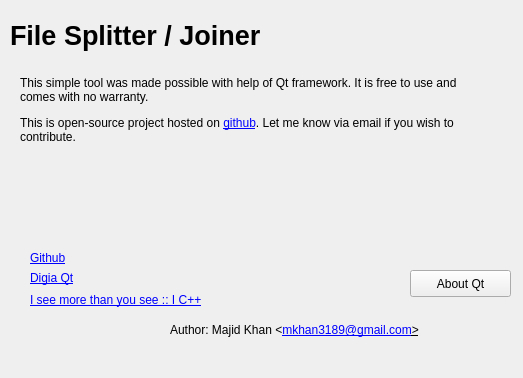
Qt form samples/Qt/file-splitter-joiner/about.ui (abumq/easyloggingpp) before a commit.
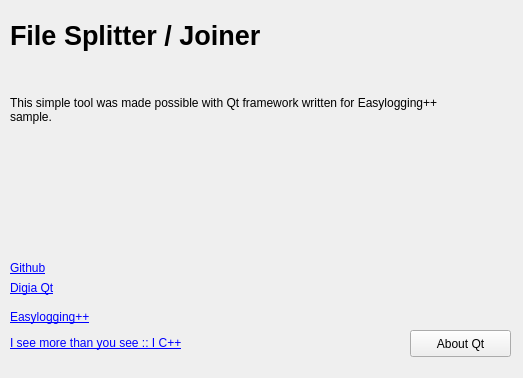
The same form after that commit.

Patch:
```diff
--- a/samples/Qt/file-splitter-joiner/about.ui
+++ b/samples/Qt/file-splitter-joiner/about.ui
@@ -36,34 +36,34 @@
   <widget class="QLabel" name="label">
    <property name="geometry">
     <rect>
-     <x>30</x>
-     <y>290</y>
+     <x>10</x>
+     <y>300</y>
      <width>221</width>
-     <height>20</height>
+     <height>61</height>
     </rect>
    </property>
    <property name="text">
-    <string>&lt;html&gt;&lt;head/&gt;&lt;body&gt;&lt;p&gt;&lt;a href=&quot;http://www.icplusplus.com&quot;&gt;&lt;span style=&quot; text-decoration: underline; color:#0000ff;&quot;&gt;I see more than you see :: I C++&lt;/span&gt;&lt;/a&gt;&lt;/p&gt;&lt;/body&gt;&lt;/html&gt;</string>
+    <string>&lt;html&gt;&lt;head/&gt;&lt;body&gt;&lt;p&gt;&lt;a href=&quot;http://easylogging.org&quot;&gt;&lt;span style=&quot; text-decoration: underline; color:#0000ff;&quot;&gt;Easylogging++&lt;/span&gt;&lt;/a&gt;&lt;/p&gt;&lt;p&gt;&lt;a href=&quot;http://icplusplus.com&quot;&gt;&lt;span style=&quot; text-decoration: underline; color:#0000ff;&quot;&gt;I see more than you see :: I C++&lt;/span&gt;&lt;/a&gt;&lt;/p&gt;&lt;/body&gt;&lt;/html&gt;</string>
    </property>
   </widget>
   <widget class="QLabel" name="label_2">
    <property name="geometry">
     <rect>
-     <x>30</x>
-     <y>250</y>
+     <x>10</x>
+     <y>260</y>
      <width>61</width>
      <height>17</height>
     </rect>
    </property>
    <property name="text">
-    <string>&lt;html&gt;&lt;head/&gt;&lt;body&gt;&lt;p&gt;&lt;a href=&quot;https://www.github.com/mkhan3189/file-splitter-joiner/&quot;&gt;&lt;span style=&quot; text-decoration: underline; color:#0000ff;&quot;&gt;Github&lt;/span&gt;&lt;/a&gt;&lt;/p&gt;&lt;/body&gt;&lt;/html&gt;</string>
+    <string>&lt;html&gt;&lt;head/&gt;&lt;body&gt;&lt;p&gt;&lt;a href=&quot;https://github.com/easylogging/easyloggingpp&quot;&gt;&lt;span style=&quot; text-decoration: underline; color:#0000ff;&quot;&gt;Github&lt;/span&gt;&lt;/a&gt;&lt;/p&gt;&lt;/body&gt;&lt;/html&gt;</string>
    </property>
   </widget>
   <widget class="QLabel" name="label_3">
    <property name="geometry">
     <rect>
-     <x>30</x>
-     <y>270</y>
+     <x>10</x>
+     <y>280</y>
      <width>71</width>
      <height>17</height>
     </rect>
@@ -75,37 +75,24 @@
   <widget class="QLabel" name="label_4">
    <property name="geometry">
     <rect>
-     <x>20</x>
+     <x>10</x>
      <y>50</y>
      <width>471</width>
      <height>121</height>
     </rect>
    </property>
    <property name="text">
-    <string>&lt;html&gt;&lt;head/&gt;&lt;body&gt;&lt;p&gt;This simple tool was made possible with help of Qt framework. It is free to use and comes with no warranty.&lt;/p&gt;&lt;p&gt;This is open-source project hosted on &lt;a href=&quot;https://www.github.com/mkhan3189/file-splitter-joiner/&quot;&gt;&lt;span style=&quot; text-decoration: underline; color:#0000ff;&quot;&gt;github&lt;/span&gt;&lt;/a&gt;. Let me know via email if you wish to contribute.&lt;/p&gt;&lt;/body&gt;&lt;/html&gt;</string>
+    <string>&lt;html&gt;&lt;head/&gt;&lt;body&gt;&lt;p&gt;This simple tool was made possible with Qt framework written for Easylogging++ sample.&lt;/p&gt;&lt;/body&gt;&lt;/html&gt;</string>
    </property>
    <property name="wordWrap">
     <bool>true</bool>
    </property>
   </widget>
-  <widget class="QLabel" name="label_5">
-   <property name="geometry">
-    <rect>
-     <x>170</x>
-     <y>320</y>
-     <width>351</width>
-     <height>21</height>
-    </rect>
-   </property>
-   <property name="text">
-    <string>&lt;html&gt;&lt;head/&gt;&lt;body&gt;&lt;p&gt;Author: Majid Khan &amp;lt;&lt;a href=&quot;mailto:mkhan3189@gmail.com?subject=File%20Splitter%20Joiner%20Feedback&quot;&gt;&lt;span style=&quot; text-decoration: underline; color:#0000ff;&quot;&gt;mkhan3189@gmail.com&lt;/span&gt;&lt;/a&gt;&lt;a href=&quot;mailto:mkhan3189@gmail.com?subject=File%20Splitter%20Joiner%20Feedback&quot;&gt;&lt;span style=&quot; color:#000000;&quot;&gt;&amp;gt;&lt;/span&gt;&lt;/a&gt;&lt;/p&gt;&lt;/body&gt;&lt;/html&gt;</string>
-   </property>
-  </widget>
   <widget class="QPushButton" name="pushButton">
    <property name="geometry">
     <rect>
      <x>410</x>
-     <y>270</y>
+     <y>330</y>
      <width>101</width>
      <height>27</height>
     </rect>
```
Left out of the diff: 13 changed lines with no effect on the pictures.
